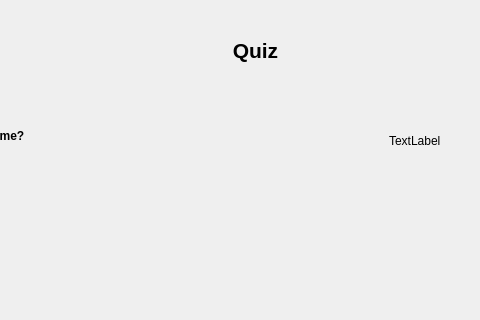
Above: A8/view.ui from University-of-Utah-CS3505/a8-edu-app-xing-liu123 before the change; both pictures show x 131 to 611 and y 0 to 320 of the 800 by 600 pixel window. Below: the same form after it.
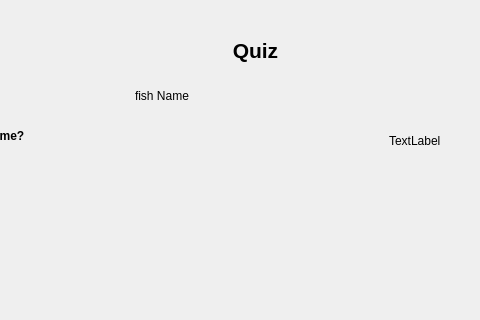
That is the form after the change. The open tabs and pages were chosen to show the change.

Commit message: Commit 3.8: Got to implement pictures to display info and quiz

Patch:
```diff
--- a/A8/view.ui
+++ b/A8/view.ui
@@ -465,6 +465,19 @@
        <string>TextLabel</string>
       </property>
      </widget>
+     <widget class="QLabel" name="quizFishName">
+      <property name="geometry">
+       <rect>
+        <x>266</x>
+        <y>80</y>
+        <width>211</width>
+        <height>31</height>
+       </rect>
+      </property>
+      <property name="text">
+       <string>fish Name</string>
+      </property>
+     </widget>
     </widget>
    </widget>
   </widget>
```
Left out of the diff: 4 changed lines with no effect on the pictures. The commit also changes 6 other files.
